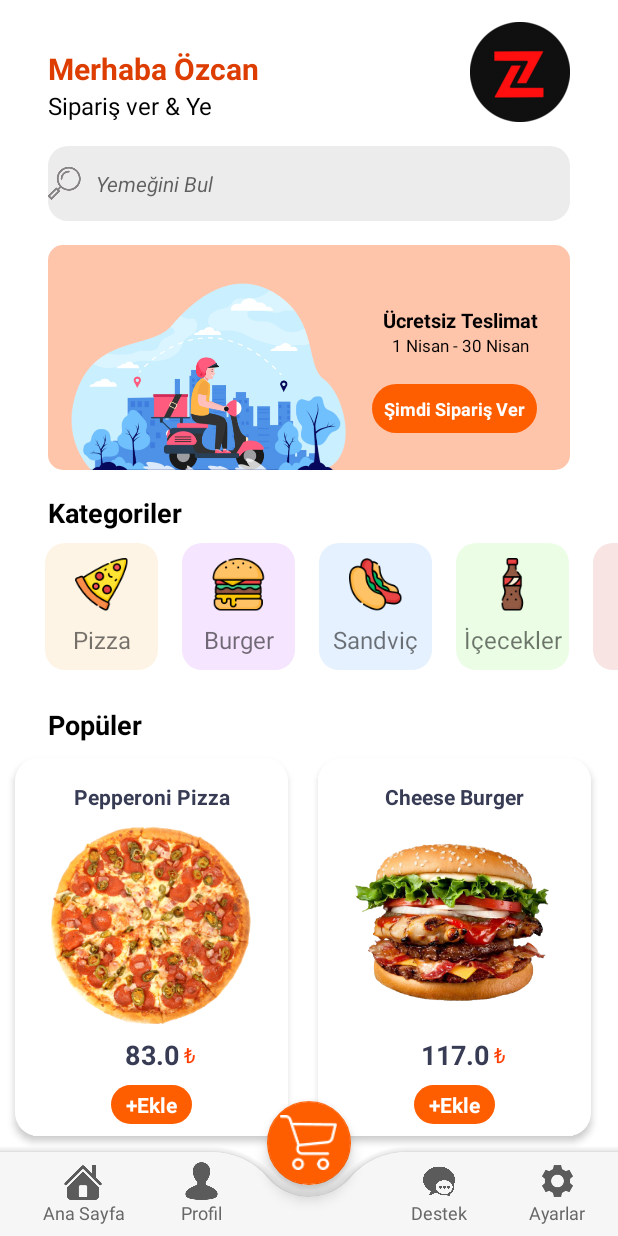
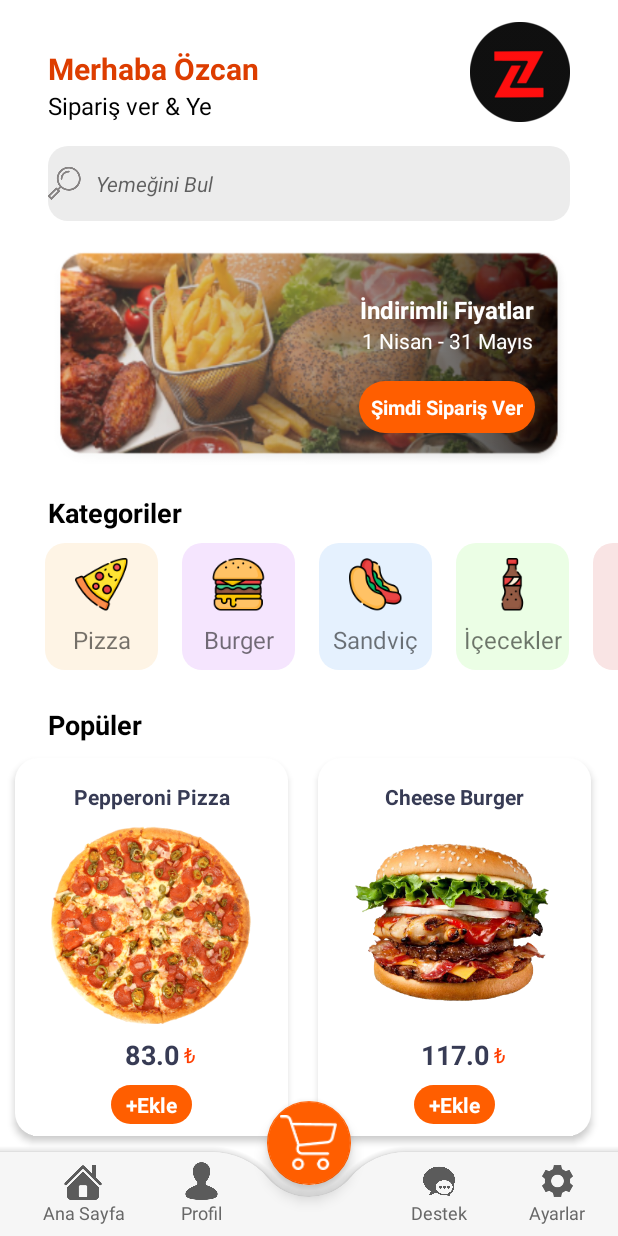
Before and after one commit to TheYorulmazz/Online_Food_Delivery_App, an Android app: the MainActivity screen opened directly, with no data from a screen before it, on a phone screen of 412 x 824 dp. Run offline under Robolectric (Android 15) with nearby library versions, the phone set to English and light mode, and no system bars; pictures from the network do not load.

```diff
--- a/app/build.gradle
+++ b/app/build.gradle
@@ -33,6 +33,7 @@ dependencies {
     implementation 'androidx.appcompat:appcompat:1.6.1'
     implementation 'com.google.android.material:material:1.8.0'
     implementation 'androidx.constraintlayout:constraintlayout:2.1.4'
+    implementation 'com.google.ar.sceneform:filament-android:1.17.1'
     testImplementation 'junit:junit:4.13.2'
     androidTestImplementation 'androidx.test.ext:junit:1.1.5'
     androidTestImplementation 'androidx.test.espresso:espresso-core:3.5.1'
--- a/app/src/main/java/com/theyorulmazz/myrestaurant/Activity/MainActivity.java
+++ b/app/src/main/java/com/theyorulmazz/myrestaurant/Activity/MainActivity.java
@@ -79,6 +79,7 @@ private RecyclerView recyclerViewCategoryList,recyclerViewPopularList;
         foodList.add(new FoodDomain("Vegetable Pizza","pop_3","zeytinyağı, Sebze yağı, çekirdeksiz kalamata, çeri domatesler, taze kekik, fesleğen",154.90));
         foodList.add(new FoodDomain("Sosisli Sandviç","hotdog1","marul, patates kızartması, sosis, doğranmış turşu, ketçap, mayonez, hardal",35.00));
         foodList.add(new FoodDomain("Donut","donut1","çikolata, reçel, krema",50.00));
+        foodList.add(new FoodDomain("Kola","cola","gazlı içecek",18.00));
 
         adapter2=new PopularAdaptor(foodList);
         recyclerViewPopularList.setAdapter(adapter2);
--- a/app/src/main/java/com/theyorulmazz/myrestaurant/Adaptor/PopularAdaptor.java
+++ b/app/src/main/java/com/theyorulmazz/myrestaurant/Adaptor/PopularAdaptor.java
@@ -9,6 +9,7 @@ import android.widget.ImageView;
 import android.widget.TextView;
 
 import androidx.annotation.NonNull;
+import androidx.constraintlayout.widget.ConstraintLayout;
 import androidx.recyclerview.widget.RecyclerView;
 
 import com.bumptech.glide.Glide;
@@ -42,7 +43,25 @@ public class PopularAdaptor extends RecyclerView.Adapter<PopularAdaptor.ViewHold
                 .load(drawableResorceId)
                 .into(holder.pic);
 
-        holder.addBtn.setOnClickListener(new View.OnClickListener() {
+        /*holder.addBtn.setOnClickListener(new View.OnClickListener() {
+            @Override
+            public void onClick(View view){
+                Intent intent=new Intent(holder.itemView.getContext(), ShowDetailActivity.class);
+                intent.putExtra("object",popularFood.get(position));
+                holder.itemView.getContext().startActivity(intent);
+            }
+        });
+
+        holder.pic.setOnClickListener(new View.OnClickListener() {
+            @Override
+            public void onClick(View view){
+                Intent intent=new Intent(holder.itemView.getContext(), ShowDetailActivity.class);
+                intent.putExtra("object",popularFood.get(position));
+                holder.itemView.getContext().startActivity(intent);
+            }
+        });*/
+
+        holder.Clay.setOnClickListener(new View.OnClickListener() {
             @Override
             public void onClick(View view){
                 Intent intent=new Intent(holder.itemView.getContext(), ShowDetailActivity.class);
@@ -62,12 +81,14 @@ public class PopularAdaptor extends RecyclerView.Adapter<PopularAdaptor.ViewHold
         TextView title,fee;
         ImageView pic;
         TextView addBtn;
+        ConstraintLayout Clay;
         public ViewHolder(@NonNull View itemView){
             super(itemView);
             title=itemView.findViewById(R.id.title);
             fee=itemView.findViewById(R.id.fee);
             pic=itemView.findViewById(R.id.pic);
             addBtn=itemView.findViewById(R.id.addBtn);
+            Clay=itemView.findViewById(R.id.ConsLay);
         }
     }
 }
--- a/app/src/main/res/layout/activity_cart_list_activity.xml
+++ b/app/src/main/res/layout/activity_cart_list_activity.xml
@@ -113,7 +113,7 @@
                     android:layout_width="wrap_content"
                     android:layout_height="wrap_content"
                     android:layout_weight="1"
-                    android:text="Vergi:"
+                    android:text="Tax:"
                     android:textColor="#373b54"
                     android:textSize="18sp"
                     android:textStyle="bold" />
--- a/app/src/main/res/layout/activity_main.xml
+++ b/app/src/main/res/layout/activity_main.xml
@@ -90,40 +90,32 @@
                     android:layout_marginStart="32dp"
                     android:layout_marginTop="16dp"
                     android:layout_marginEnd="32dp"
-                    android:background="@drawable/orange_light_banner"
+                    android:background="@drawable/bannertwo"
                     app:layout_constraintEnd_toEndOf="parent"
                     app:layout_constraintStart_toStartOf="parent"
                     app:layout_constraintTop_toBottomOf="@+id/editTextTextPersonName2">
-
-                    <ImageView
-                        android:id="@+id/imageView4"
-                        android:layout_width="wrap_content"
-                        android:layout_height="wrap_content"
-                        app:layout_constraintBottom_toBottomOf="parent"
-                        app:layout_constraintStart_toStartOf="parent"
-                        app:layout_constraintTop_toTopOf="parent"
-                        app:layout_constraintVertical_bias="1.0"
-                        app:srcCompat="@drawable/image_banner" />
 
                     <TextView
                         android:id="@+id/textView5"
                         android:layout_width="wrap_content"
                         android:layout_height="wrap_content"
-                        android:layout_marginTop="16dp"
-                        android:text="Ücretsiz Teslimat"
-                        android:textColor="#000000"
-                        android:textSize="13sp"
+                        android:layout_marginEnd="24dp"
+                        android:layout_marginBottom="64dp"
+                        android:text="İndirimli Fiyatlar"
+                        android:textColor="#FFFFFF"
+                        android:textSize="16sp"
                         android:textStyle="bold"
-                        app:layout_constraintStart_toEndOf="@+id/imageView4"
-                        app:layout_constraintTop_toTopOf="@+id/imageView4" />
+                        app:layout_constraintBottom_toBottomOf="parent"
+                        app:layout_constraintEnd_toEndOf="parent"
+                        app:layout_constraintTop_toTopOf="parent" />
 
                     <TextView
                         android:id="@+id/textView6"
                         android:layout_width="wrap_content"
                         android:layout_height="wrap_content"
-                        android:text="1 Nisan - 30 Nisan"
-                        android:textColor="#000000"
-                        android:textSize="11sp"
+                        android:text="1 Nisan - 31 Mayıs"
+                        android:textColor="#ffffff"
+                        android:textSize="14sp"
                         android:textStyle="normal"
                         app:layout_constraintEnd_toEndOf="@+id/textView5"
                         app:layout_constraintStart_toStartOf="@+id/textView5"
@@ -134,9 +126,8 @@
                         android:layout_height="wrap_content"
                         android:background="@drawable/orange_button"
                         app:layout_constraintBottom_toBottomOf="parent"
-                        app:layout_constraintEnd_toEndOf="@+id/textView6"
-                        app:layout_constraintHorizontal_bias="0.625"
-                        app:layout_constraintStart_toEndOf="@+id/imageView4"
+                        app:layout_constraintEnd_toEndOf="@+id/textView5"
+                        app:layout_constraintStart_toStartOf="@+id/textView5"
                         app:layout_constraintTop_toBottomOf="@+id/textView6"
                         app:layout_constraintVertical_bias="0.418">
 
@@ -150,7 +141,7 @@
                             android:layout_marginBottom="8dp"
                             android:text="Şimdi Sipariş Ver"
                             android:textColor="#ffffff"
-                            android:textSize="12sp"
+                            android:textSize="13sp"
                             android:textStyle="bold"
                             app:layout_constraintBottom_toBottomOf="parent"
                             app:layout_constraintEnd_toEndOf="parent"
--- a/app/src/main/res/layout/activity_show_detail.xml
+++ b/app/src/main/res/layout/activity_show_detail.xml
@@ -121,7 +121,7 @@
         android:id="@+id/totalPriceTxt"
         android:layout_width="wrap_content"
         android:layout_height="wrap_content"
-        android:text="0"
+        android:text="Total Price"
         android:textColor="#ffffff"
         android:textSize="22sp"
         android:textStyle="bold"
--- a/app/src/main/res/layout/viewholder_popular.xml
+++ b/app/src/main/res/layout/viewholder_popular.xml
@@ -2,6 +2,7 @@
 <androidx.constraintlayout.widget.ConstraintLayout xmlns:android="http://schemas.android.com/apk/res/android"
     xmlns:app="http://schemas.android.com/apk/res-auto"
     xmlns:tools="http://schemas.android.com/tools"
+    android:id="@+id/ConsLay"
     android:layout_width="wrap_content"
     android:layout_height="wrap_content"
     android:layout_margin="10dp"
--- a/app/src/main/res/values/strings.xml
+++ b/app/src/main/res/values/strings.xml
@@ -1,4 +1,4 @@
 <resources>
-    <string name="app_name">My Restaurant</string>
+    <string name="app_name">Yemekci</string>
     <string name="todo">TODO</string>
 </resources>
```
Also changed, not shown: app/src/main/res/drawable/bannerthree.png (added), app/src/main/res/drawable/bannertwo.png (added), app/src/main/res/drawable/cola.png (added), app/src/main/res/drawable/introback.png (added), app/src/main/res/drawable/logotwo.png (added).
